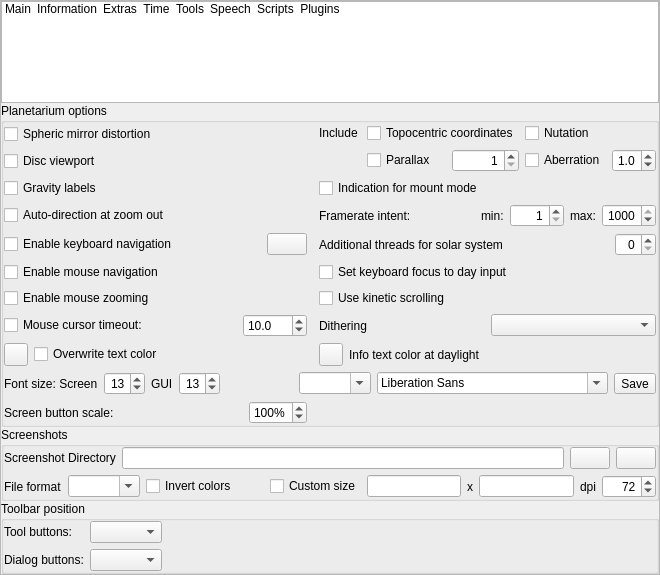
This is src/gui/configurationDialog.ui in Stellarium/stellarium as Qt 5 draws it before an edit. The edited form follows.
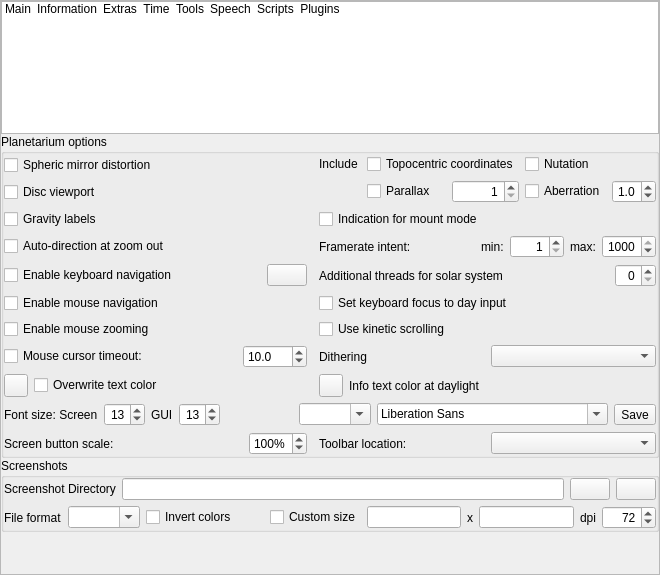
This is the edited form. The open tabs and pages were chosen to show the change. Icons and pictures are not drawn. Custom widgets are drawn as their Qt base class.

```diff
--- a/src/gui/configurationDialog.ui
+++ b/src/gui/configurationDialog.ui
@@ -2713,6 +2713,24 @@
                </item>
               </layout>
              </item>
+             <item row="11" column="3">
+              <layout class="QHBoxLayout" name="horizontalLayout_toolbarCorner">
+               <item>
+                <widget class="QLabel" name="labelToolbarCorner">
+                 <property name="text">
+                  <string>Toolbar location:</string>
+                 </property>
+                </widget>
+               </item>
+               <item>
+                <widget class="QComboBox" name="toolbarCornerComboBox">
+                 <property name="toolTip">
+                  <string>Corner of the screen where both toolbar bars are docked</string>
+                 </property>
+                </widget>
+               </item>
+              </layout>
+             </item>
              <item row="11" column="1">
               <layout class="QHBoxLayout" name="horizontalLayout_11">
                <item>
@@ -2949,68 +2967,6 @@
             </layout>
            </widget>
           </item>
-          <item>
-           <widget class="QGroupBox" name="groupBoxToolbarPosition">
-            <property name="title">
-             <string>Toolbar position</string>
-            </property>
-            <layout class="QGridLayout" name="gridLayoutToolbarPosition">
-             <property name="leftMargin">
-              <number>0</number>
-             </property>
-             <property name="topMargin">
-              <number>0</number>
-             </property>
-             <property name="rightMargin">
-              <number>0</number>
-             </property>
-             <property name="bottomMargin">
-              <number>0</number>
-             </property>
-             <item row="0" column="0">
-              <widget class="QLabel" name="labelToolButtonsEdge">
-               <property name="text">
-                <string>Tool buttons:</string>
-               </property>
-              </widget>
-             </item>
-             <item row="0" column="1">
-              <widget class="QComboBox" name="toolButtonsEdgeComboBox">
-               <property name="toolTip">
-                <string>Dock the horizontal tool button bar to the bottom or top edge of the screen</string>
-               </property>
-              </widget>
-             </item>
-             <item row="1" column="0">
-              <widget class="QLabel" name="labelDialogButtonsEdge">
-               <property name="text">
-                <string>Dialog buttons:</string>
-               </property>
-              </widget>
-             </item>
-             <item row="1" column="1">
-              <widget class="QComboBox" name="dialogButtonsEdgeComboBox">
-               <property name="toolTip">
-                <string>Dock the vertical dialog button bar to the left or right edge of the screen</string>
-               </property>
-              </widget>
-             </item>
-             <item row="0" column="2">
-              <spacer name="horizontalSpacerToolbarPos">
-               <property name="orientation">
-                <enum>Qt::Horizontal</enum>
-               </property>
-               <property name="sizeHint" stdset="0">
-                <size>
-                 <width>40</width>
-                 <height>20</height>
-                </size>
-               </property>
-              </spacer>
-             </item>
-            </layout>
-           </widget>
-          </item>
           <item>
            <spacer name="verticalSpacer_2">
             <property name="orientation">
```
